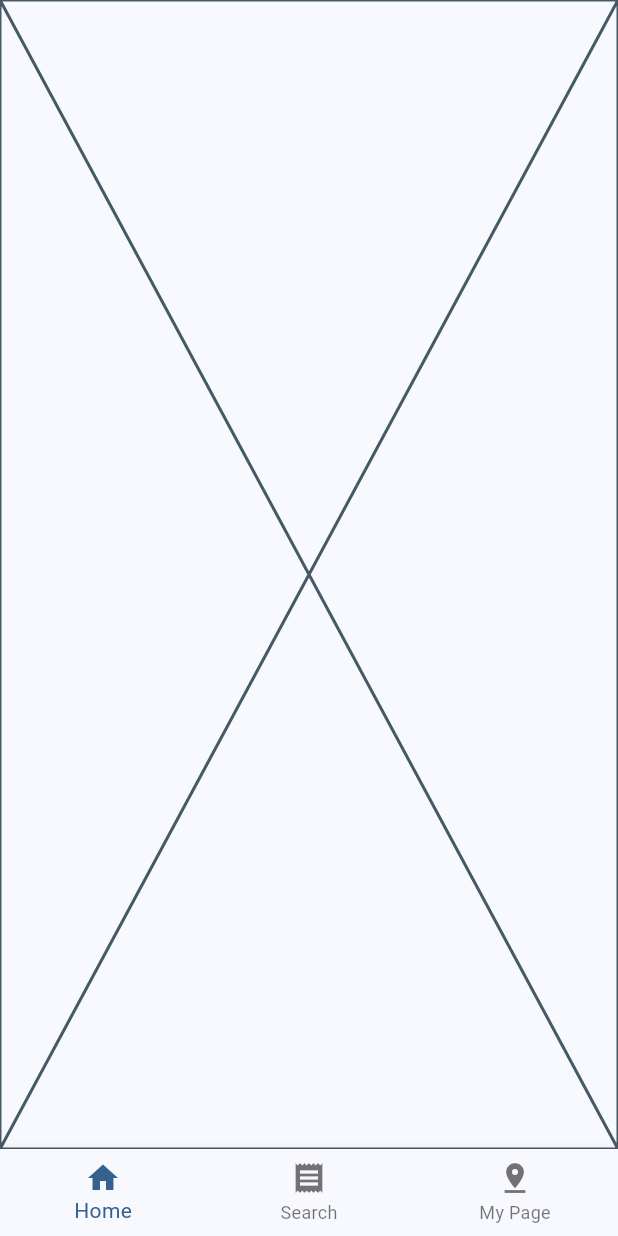
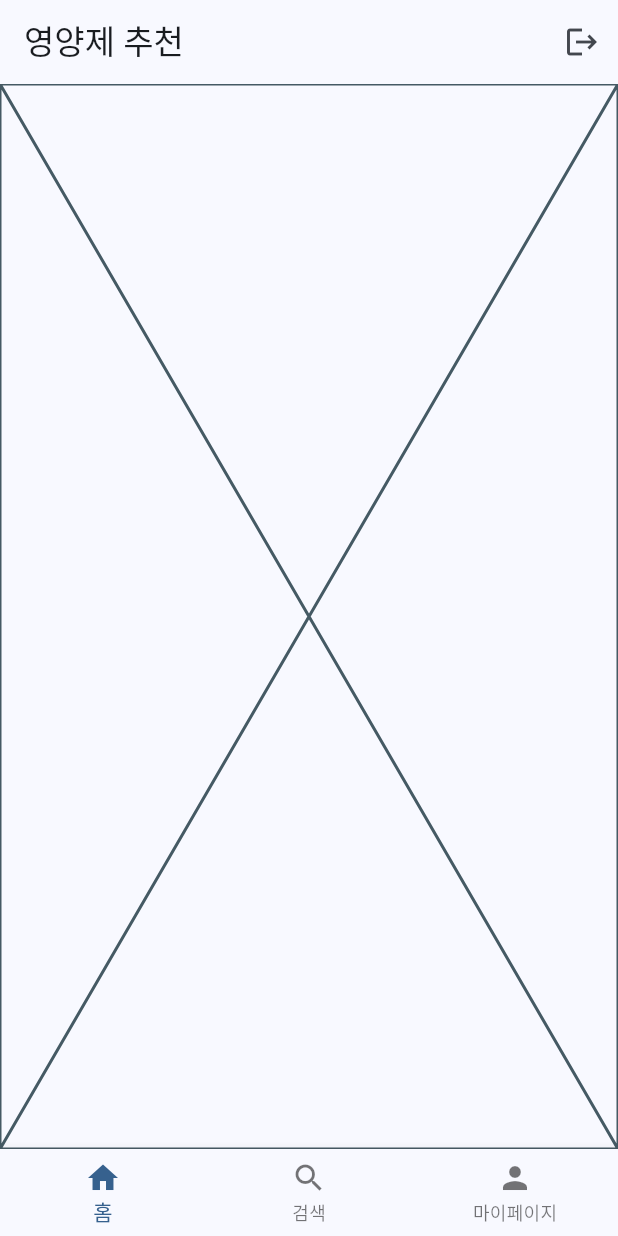
Before and after one commit to APP-iOS7/supplement, a Flutter app: the screen it shows once a user with an empty profile is signed in, on a phone screen of 412 x 824 dp. Run offline on Flutter 3.47's test engine with Material 3 defaults, Android fonts, the phone set to English and light mode, and no system bars; our stand-ins replace cloud_firestore, firebase_auth, firebase_core, google_sign_in, sign_in_with_apple; accounts and stored records are empty.

Commit message:
홈화면에 로그아웃 추가

```diff
--- a/lib/screens/main_screen.dart
+++ b/lib/screens/main_screen.dart
@@ -1,34 +1,79 @@
+import 'package:firebase_auth/firebase_auth.dart';
 import 'package:flutter/material.dart';
 import 'package:supplementary_app/screens/home/home_screen.dart';
 import 'package:supplementary_app/screens/mypage/mypage_screen.dart';
 import 'package:supplementary_app/screens/search/search_screen.dart';
+import 'package:supplementary_app/services/auth_service.dart';
 
 class MainScreen extends StatefulWidget {
   const MainScreen({super.key});
 
   @override
-  State<MainScreen> createState() => _MainPageState();
+  State<MainScreen> createState() => _MainScreenState();
 }
 
-class _MainPageState extends State<MainScreen> {
+class _MainScreenState extends State<MainScreen> {
+  // 현재 선택된 탭 인덱스
   int _currentIndex = 0;
-  final List<Widget> _pages = [HomeScreen(), SearchScreen(), MypageScreen()];
+
+  // 각 탭에 해당하는 화면 위젯들
+  final List<Widget> _pages = [
+    const HomeScreen(),
+    const SearchScreen(),
+    const MypageScreen(),
+  ];
+
+  // 인증 서비스
+  final AuthService _authService = AuthService();
+
+  // 로그아웃 함수
+  Future<void> _signOut() async {
+    try {
+      await _authService.signOut();
+      // 로그아웃 성공 메시지 (개발용)
+      if (mounted) {
+        ScaffoldMessenger.of(
+          context,
+        ).showSnackBar(const SnackBar(content: Text('로그아웃 완료')));
+      }
+    } catch (e) {
+      // 로그아웃 실패 메시지
+      if (mounted) {
+        ScaffoldMessenger.of(
+          context,
+        ).showSnackBar(SnackBar(content: Text('로그아웃 오류: $e')));
+      }
+    }
+  }
 
   @override
   Widget build(BuildContext context) {
     return Scaffold(
+      appBar: AppBar(
+        title: const Text("영양제 추천"),
+        actions: [
+          // 로그아웃 버튼 (개발용)
+          IconButton(
+            icon: const Icon(Icons.logout),
+            onPressed: _signOut,
+            tooltip: "로그아웃",
+          ),
+        ],
+      ),
+      // 현재 선택된 탭에 해당하는 화면 표시
       body: _pages[_currentIndex],
+      // 하단 탭 네비게이션
       bottomNavigationBar: BottomNavigationBar(
-        onTap: (value) {
+        currentIndex: _currentIndex,
+        onTap: (index) {
           setState(() {
-            _currentIndex = value;
+            _currentIndex = index;
           });
         },
-        currentIndex: _currentIndex,
-        items: [
-          BottomNavigationBarItem(icon: Icon(Icons.home), label: 'Home'),
-          BottomNavigationBarItem(icon: Icon(Icons.receipt), label: 'Search'),
-          BottomNavigationBarItem(icon: Icon(Icons.pin_drop), label: 'My Page'),
+        items: const [
+          BottomNavigationBarItem(icon: Icon(Icons.home), label: '홈'),
+          BottomNavigationBarItem(icon: Icon(Icons.search), label: '검색'),
+          BottomNavigationBarItem(icon: Icon(Icons.person), label: '마이페이지'),
         ],
       ),
     );
```
